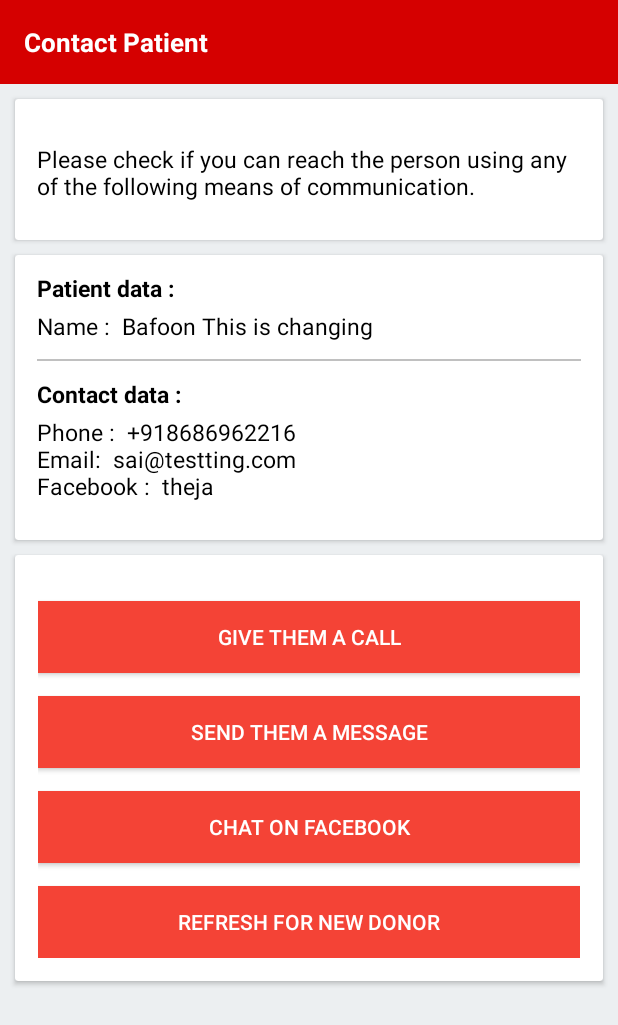
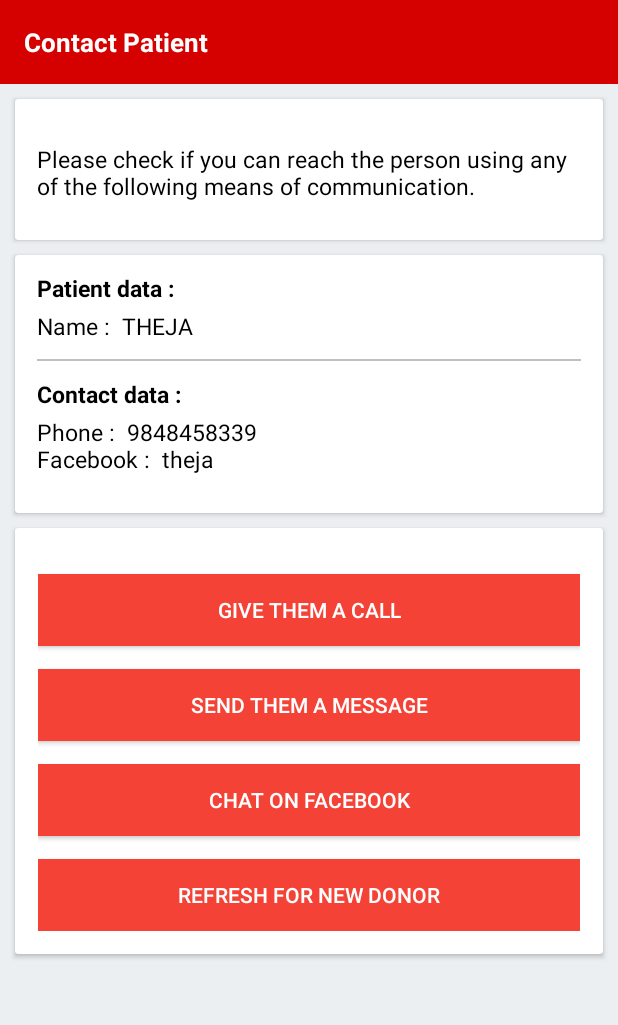
Before and after one commit to SaiThejeshwar/savinglife, an Android app: the ConnectUsers1 screen opened directly, with no data from a screen before it, after a tap on "REFRESH FOR NEW DONOR", on a phone screen of 412 x 824 dp. Shown: the top 1025 px of the screen. Run offline under Robolectric (Android 15) with nearby library versions, the phone set to English and light mode, and no system bars; our stand-ins replace Firebase (no records; nobody signed in at launch, a user with empty details on screens opened directly); 3 statements that could not run were skipped.

Commit message:
iteration 4

```diff
--- a/app/src/main/java/ieee/donn/Main/ConnectUsers1.java
+++ b/app/src/main/java/ieee/donn/Main/ConnectUsers1.java
@@ -61,35 +61,16 @@ public class ConnectUsers1 extends AppCompatActivity {
 
         toolbar = (Toolbar) findViewById(R.id.toolbar);
 
-        DatabaseReference ref = FirebaseDatabase.getInstance().getReference().child("users");
-        ref.addListenerForSingleValueEvent(
-                new ValueEventListener() {
-                    @Override
-                    public void onDataChange(DataSnapshot dataSnapshot) {
-                        //Get map of users in datasnapshot
-                        collectPhoneNumbers((Map<String,Object>) dataSnapshot.getValue());
-                    }
+        final DatabaseReference ref = FirebaseDatabase.getInstance().getReference().child("users");
 
-                    @Override
-                    public void onCancelled(DatabaseError databaseError) {
-                        //handle databaseError
-                    }
-                });
+        final String[] name1 = getResources().getStringArray(R.array.name);
+        final String[] phone1 = getResources().getStringArray(R.array.phone);
+
+        if (5!=6) {
+            String name = name1[new Random().nextInt(name1.length)];
+            String phone= phone1[new Random().nextInt(phone1.length)];
 
 
-
-        //String array=("wdww");
-        //String randomStr = array[new Random().nextInt(1)];
-
-
-        if (5!=6) {
-
-            name = "Thejeshwar Testing";
-            blood = "Kidney";
-            email = "sai@testting.com";
-            phone = "+918686962216";
-            facebook = "theja";
-            country = "warangal";
         }
 
         tvData = (TextView) findViewById(R.id.data);
@@ -101,22 +82,36 @@ public class ConnectUsers1 extends AppCompatActivity {
         refresh=(Button) findViewById(R.id.refreshing);
 
 
-        tvData.setText("Phone :  " + phone + "\nEmail:  " + email + "\nFacebook :  " + facebook + "\n");
+        tvData.setText("Phone :  " + phone + "\nFacebook :  " + facebook + "\n");
         tvPatientName.setText("Name :  " + name);
         //tvPatientBlood.setText("Donation Type :  " + blood);
 
         refresh.setOnClickListener(new View.OnClickListener() {
             @Override
             public void onClick(View v) {
-                name = "Bafoon This is changing";
-                blood = "Kud";
-                email = "sai@testting.com";
-                phone = "+918686962216";
-                facebook = "theja";
-                country = "warangal";
 
-                tvData.setText("Phone :  " + phone + "\nEmail:  " + email + "\nFacebook :  " + facebook + "\n");
-                tvPatientName.setText("Name :  " + name);
+
+                String name = name1[new Random().nextInt(name1.length)];
+                String phone= phone1[new Random().nextInt(phone1.length)];
+
+
+
+                tvData.setText("Phone :  " + phone  + "\nFacebook :  " + name.toString().toLowerCase() + "\n");
+                tvPatientName.setText("Name :  " + name.toString().toUpperCase());
+
+                ref.addListenerForSingleValueEvent(
+                        new ValueEventListener() {
+                            @Override
+                            public void onDataChange(DataSnapshot dataSnapshot) {
+                                //Get map of users in datasnapshot
+                                collectPhoneNumbers((Map<String,Object>) dataSnapshot.getValue());
+                            }
+
+                            @Override
+                            public void onCancelled(DatabaseError databaseError) {
+                                //handle databaseError
+                            }
+                        });
 
             }
 
--- a/app/src/main/res/layout/activity_connect_users1.xml
+++ b/app/src/main/res/layout/activity_connect_users1.xml
@@ -125,7 +125,7 @@
                         android:layout_height="wrap_content"
                         android:layout_marginLeft="7dp"
                         android:layout_marginTop="4dp"
-                        android:text="Phone :\nEmail:\nFacebook :"
+                        android:text="Phone :\n Facebook :"
                         android:textColor="#000"
                         android:textSize="15sp" />
                 </LinearLayout>
--- a/app/src/main/res/layout/get.xml
+++ b/app/src/main/res/layout/get.xml
@@ -69,7 +69,7 @@
                         android:layout_width="match_parent"
                         android:layout_height="wrap_content"
                         android:layout_marginTop="12dp"
-                        android:text="Country"
+                        android:text="Region"
                         android:textAppearance="?android:attr/textAppearanceSmall"
                         android:textStyle="bold" />
 
@@ -83,7 +83,7 @@
                         android:layout_width="match_parent"
                         android:layout_height="wrap_content"
                         android:layout_marginTop="7dp"
-                        android:text="Blood Type"
+                        android:text="Donation Type"
                         android:textAppearance="?android:attr/textAppearanceSmall"
                         android:textStyle="bold" />
 
--- a/app/src/main/res/values/strings.xml
+++ b/app/src/main/res/values/strings.xml
@@ -20,4 +20,26 @@
     <string name="title_activity_login">Sign in</string>
     <string name="add_item">Add New Item</string>
     <string name="action_logout">Logout</string>
+
+
+
+    <string-array name="name">
+        <item>Sushrutha</item>
+        <item>Priyanka</item>
+        <item>Amrutha</item>
+        <item>Rajeev</item>
+        <item>Theja</item>
+        <item>Rohith</item>
+    </string-array>
+
+
+    <string-array name="phone">
+        <item>8686962216</item>
+        <item>7702745021</item>
+        <item>9618314288</item>
+        <item>8897215157</item>
+        <item>9848458339</item>
+        <item>9703937351</item>
+    </string-array>
+
 </resources>
```
